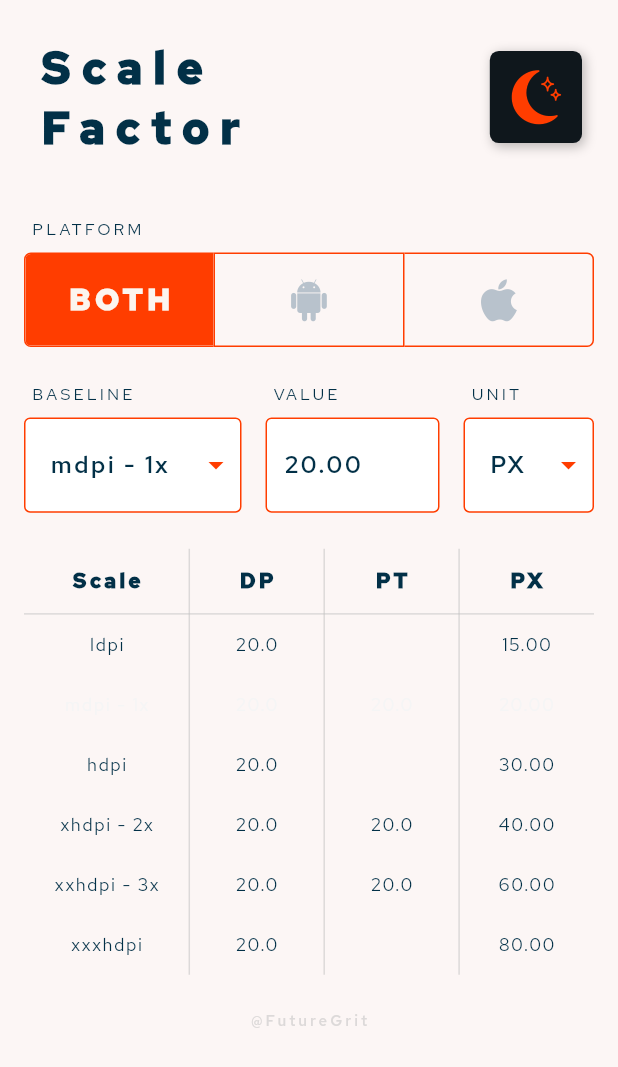
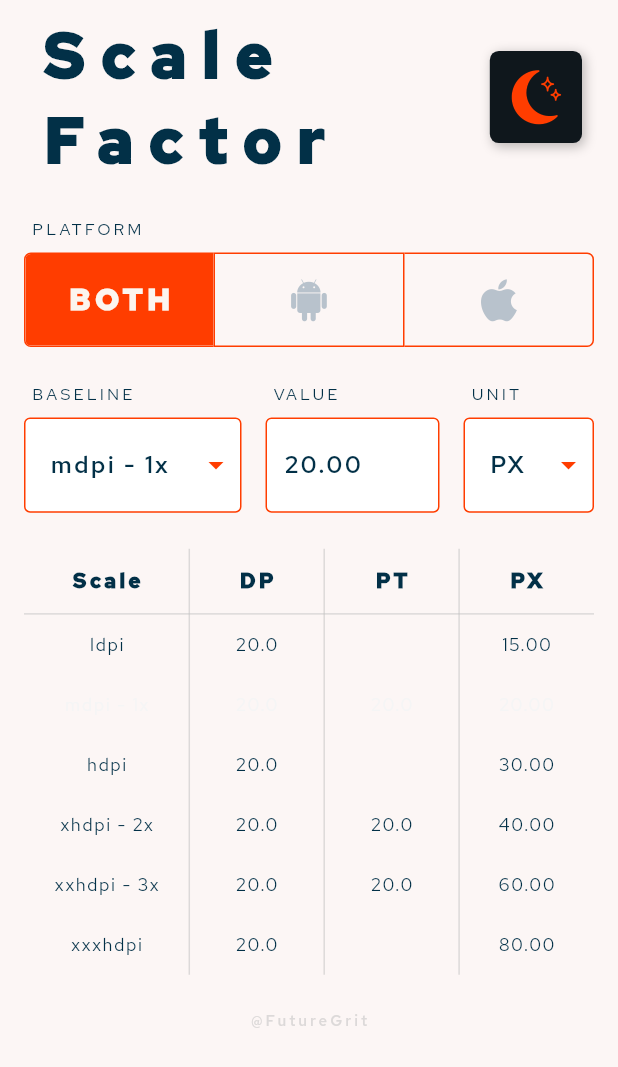
Before and after one commit to FutureGrit/scale-factor, a Flutter app: the screen it shows after launch, on a phone screen of 412 x 824 dp. Shown: the top 1067 px of the screen. Run offline on Flutter 3.47's test engine with Material 2 defaults, Android fonts, the phone set to English and light mode, and no system bars; our stand-ins replace get_it.

Commit message:
:bug: Fix title height for small screen devices

```diff
--- a/lib/ui/widgets/custom_app_bar.dart
+++ b/lib/ui/widgets/custom_app_bar.dart
@@ -26,13 +26,14 @@ class CustomAppBar extends StatelessWidget {
                 mainAxisAlignment: MainAxisAlignment.center,
                 crossAxisAlignment: CrossAxisAlignment.start,
                 children: [
-                  Text(
-                    'Scale',
-                    style: Theme.of(context).textTheme.headline1,
-                  ),
-                  Text(
-                    'Factor',
-                    style: Theme.of(context).textTheme.headline1,
+                  Expanded(
+                    child: FittedBox(
+                      fit: BoxFit.contain,
+                      child: Text(
+                        'Scale\nFactor',
+                        style: Theme.of(context).textTheme.headline1,
+                      ),
+                    ),
                   ),
                 ],
               ),
```
